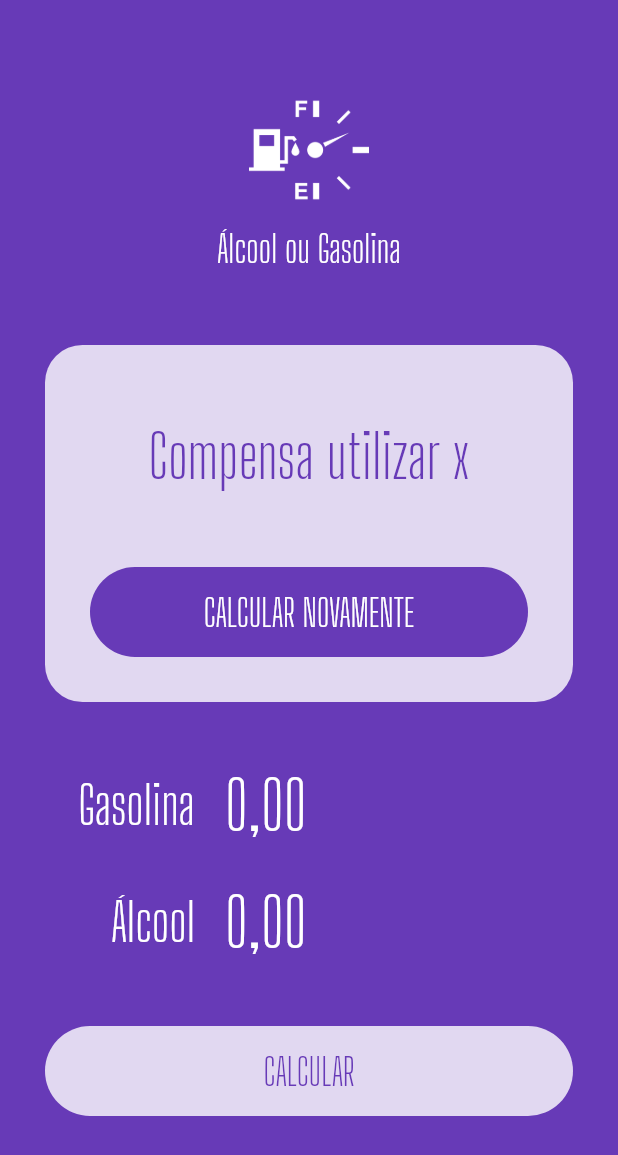
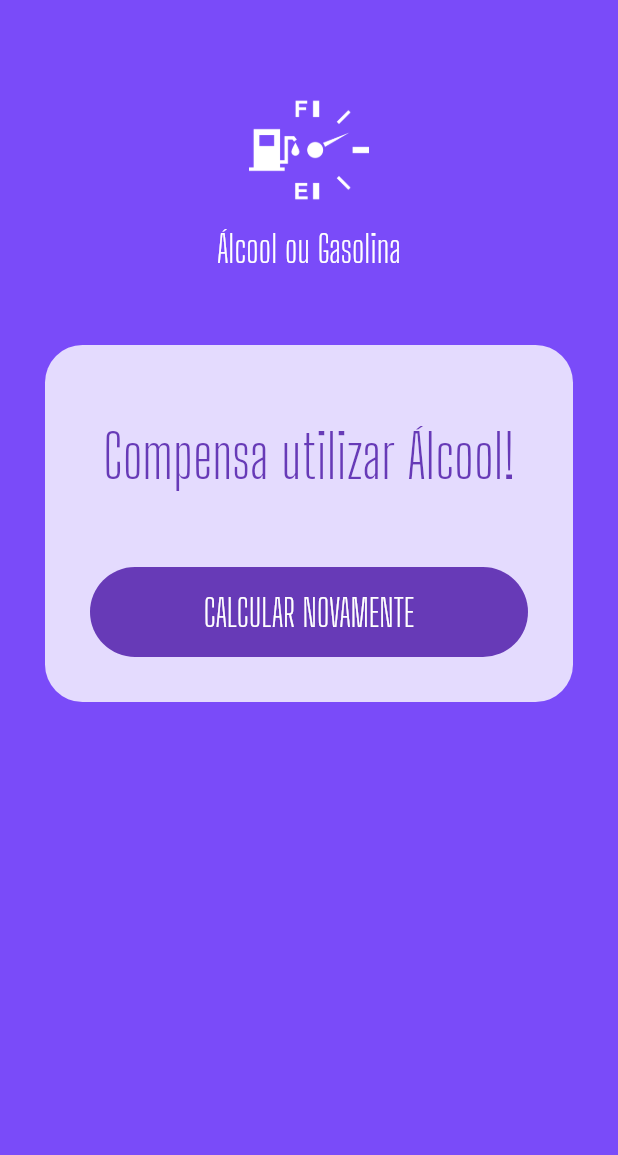
Before and after one commit to tfsantosbr/flutter-alcohol-vs-gasoline, a Flutter app: the screen it shows after launch, after a tap on "CALCULAR", on a phone screen of 412 x 824 dp. Shown: the top 1155 px of the screen. Run offline on Flutter 3.47's test engine with Material 2 defaults, Android fonts, the phone set to English and light mode, and no system bars; our stand-ins replace flutter_masked_text.

Commit message:
refatoração da home

```diff
--- a/lib/main.dart
+++ b/lib/main.dart
@@ -1,17 +1,11 @@
-import 'package:alcohol_vs_gasoline/widgets/input.widget.dart';
-import 'package:alcohol_vs_gasoline/widgets/loading-button.widget.dart';
-import 'package:alcohol_vs_gasoline/widgets/logo.widget.dart';
-import 'package:alcohol_vs_gasoline/widgets/submit-form.dart';
-import 'package:alcohol_vs_gasoline/widgets/success.widget.dart';
 import 'package:flutter/material.dart';
-import 'package:flutter_masked_text/flutter_masked_text.dart';
+import 'pages/home.page.dart';
 
 void main() {
   runApp(MyApp());
 }
 
 class MyApp extends StatelessWidget {
-  // This widget is the root of your application.
   @override
   Widget build(BuildContext context) {
     return MaterialApp(
@@ -24,29 +18,3 @@
     );
   }
 }
-
-class HomePage extends StatelessWidget {
-  var _gasCtrl = new MoneyMaskedTextController();
-  var _alcoholCtrl = new MoneyMaskedTextController();
-
-  @override
-  Widget build(BuildContext context) {
-    return Scaffold(
-      backgroundColor: Theme.of(context).primaryColor,
-      body: ListView(
-        children: <Widget>[
-          Logo(),
-          Success(
-            result: "Compensa utilizar x",
-            reset: () {},
-          ),
-          SubmitForm(
-              gasCtrl: _gasCtrl,
-              alcoholCtrl: _alcoholCtrl,
-              busy: false,
-              submitFunc: () {})
-        ],
-      ),
-    );
-  }
-}
--- /dev/null
+++ b/lib/pages/home.page.dart
@@ -0,0 +1,87 @@
+import 'package:alcohol_vs_gasoline/widgets/logo.widget.dart';
+import 'package:alcohol_vs_gasoline/widgets/submit-form.dart';
+import 'package:alcohol_vs_gasoline/widgets/success.widget.dart';
+import 'package:flutter/material.dart';
+import 'package:flutter_masked_text/flutter_masked_text.dart';
+
+class HomePage extends StatefulWidget {
+  @override
+  _HomePageState createState() => _HomePageState();
+}
+
+class _HomePageState extends State<HomePage> {
+  Color _color = Colors.deepPurple;
+  var _gasCtrl = new MoneyMaskedTextController();
+  var _alcCtrl = new MoneyMaskedTextController();
+  var _busy = false;
+  var _completed = false;
+  var _resultText = "";
+
+  @override
+  Widget build(BuildContext context) {
+    return Scaffold(
+        backgroundColor: Theme.of(context).primaryColor,
+        body: AnimatedContainer(
+          duration: Duration(milliseconds: 1200),
+          color: _color,
+          child: ListView(
+            children: <Widget>[
+              Logo(),
+              _completed
+                  ? Success(
+                      result: _resultText,
+                      reset: reset,
+                    )
+                  : SubmitForm(
+                      gasCtrl: _gasCtrl,
+                      alcoholCtrl: _alcCtrl,
+                      busy: _busy,
+                      submitFunc: calculate)
+            ],
+          ),
+        ));
+  }
+
+  Future calculate() {
+    double alc =
+        double.parse(_alcCtrl.text.replaceAll(new RegExp(r'[,.]'), '')) / 100;
+    double gas =
+        double.parse(_gasCtrl.text.replaceAll(new RegExp(r'[,.]'), '')) / 100;
+    double res = alc / gas;
+
+    setState(() {
+      _color = Colors.deepPurpleAccent;
+      _completed = false;
+      _busy = true;
+    });
+
+    // simulando resposta assincrona com delay de 1 seg
+    return new Future.delayed(
+        const Duration(seconds: 1),
+        () => {
+              setState(() {
+                if (gas > 7) {
+                  _resultText = "FORA BOLSONARO!";
+                } else {
+                  if (res >= 0.7) {
+                    _resultText = "Compensa utilizar Gasolina!";
+                  } else {}
+                  _resultText = "Compensa utilizar Álcool!";
+                }
+
+                _busy = false;
+                _completed = true;
+              })
+            });
+  }
+
+  reset() {
+    setState(() {
+      _color = Colors.deepPurple;
+      _alcCtrl = new MoneyMaskedTextController();
+      _gasCtrl = new MoneyMaskedTextController();
+      _completed = false;
+      _busy = false;
+    });
+  }
+}
```
